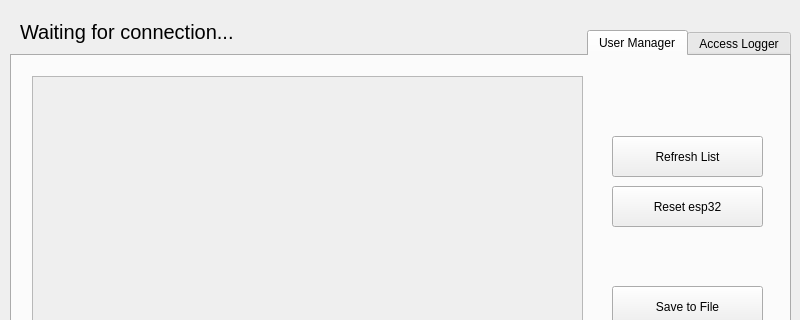
Old version of the form main.ui in the repository frak0d/lockifi-control-panel; both pictures show x 0 to 800 and y 0 to 320 of the 800 by 500 pixel window.
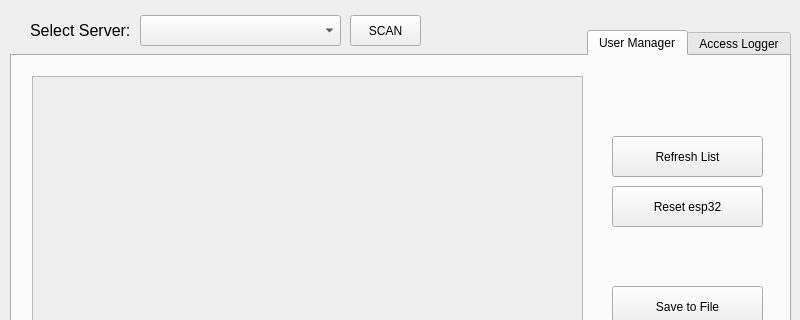
New version of the form.

Commit message: try to ping scan local network

Patch:
```diff
--- a/main.ui
+++ b/main.ui
@@ -255,23 +255,45 @@
      </widget>
     </widget>
    </widget>
-   <widget class="QLabel" name="status_text">
+   <widget class="QComboBox" name="ip_combobox">
     <property name="geometry">
      <rect>
-      <x>20</x>
-      <y>11</y>
-      <width>761</width>
-      <height>41</height>
+      <x>140</x>
+      <y>15</y>
+      <width>201</width>
+      <height>31</height>
+     </rect>
+    </property>
+   </widget>
+   <widget class="QPushButton" name="scan_btn">
+    <property name="geometry">
+     <rect>
+      <x>350</x>
+      <y>15</y>
+      <width>71</width>
+      <height>31</height>
+     </rect>
+    </property>
+    <property name="text">
+     <string>SCAN</string>
+    </property>
+   </widget>
+   <widget class="QLabel" name="ip_label">
+    <property name="geometry">
+     <rect>
+      <x>30</x>
+      <y>15</y>
+      <width>111</width>
+      <height>31</height>
      </rect>
     </property>
     <property name="font">
      <font>
-      <pointsize>15</pointsize>
-      <bold>false</bold>
+      <pointsize>12</pointsize>
      </font>
     </property>
     <property name="text">
-     <string>Waiting for connection...</string>
+     <string>Select Server:</string>
     </property>
    </widget>
   </widget>
```
The commit also changes 4 other files.
